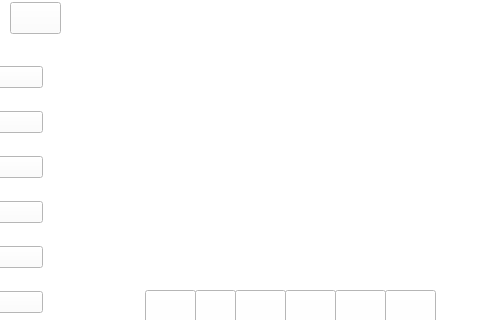
Before: the Qt Designer form mainwindow.ui in Freddyh11/ElectroStar, drawn with Qt 5; both pictures show x 200 to 680 and y 0 to 320 of the 680 by 728 pixel window.
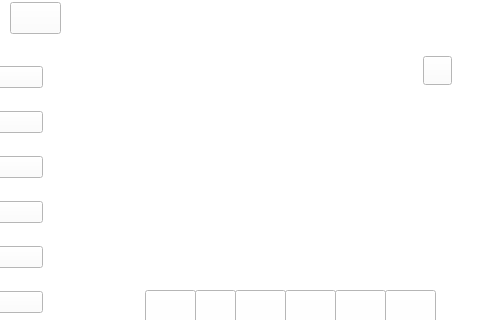
After: the same form once the commit is applied.

Commit message: James: Miniplayer working, "-" and "+" buttons change windows

```diff
--- a/mainwindow.ui
+++ b/mainwindow.ui
@@ -688,6 +688,19 @@
     <zorder>pushButton_3</zorder>
     <zorder>pushButton_4</zorder>
    </widget>
+   <widget class="QPushButton" name="actionMiniplayer">
+    <property name="geometry">
+     <rect>
+      <x>623</x>
+      <y>56</y>
+      <width>29</width>
+      <height>29</height>
+     </rect>
+    </property>
+    <property name="text">
+     <string/>
+    </property>
+   </widget>
    <zorder>MP3_IMG</zorder>
    <zorder>queued_IMG</zorder>
    <zorder>MainScreen_IMG</zorder>
```
Left out of the diff: 1 changed line with no effect on the pictures. The commit also changes 10 other files.
